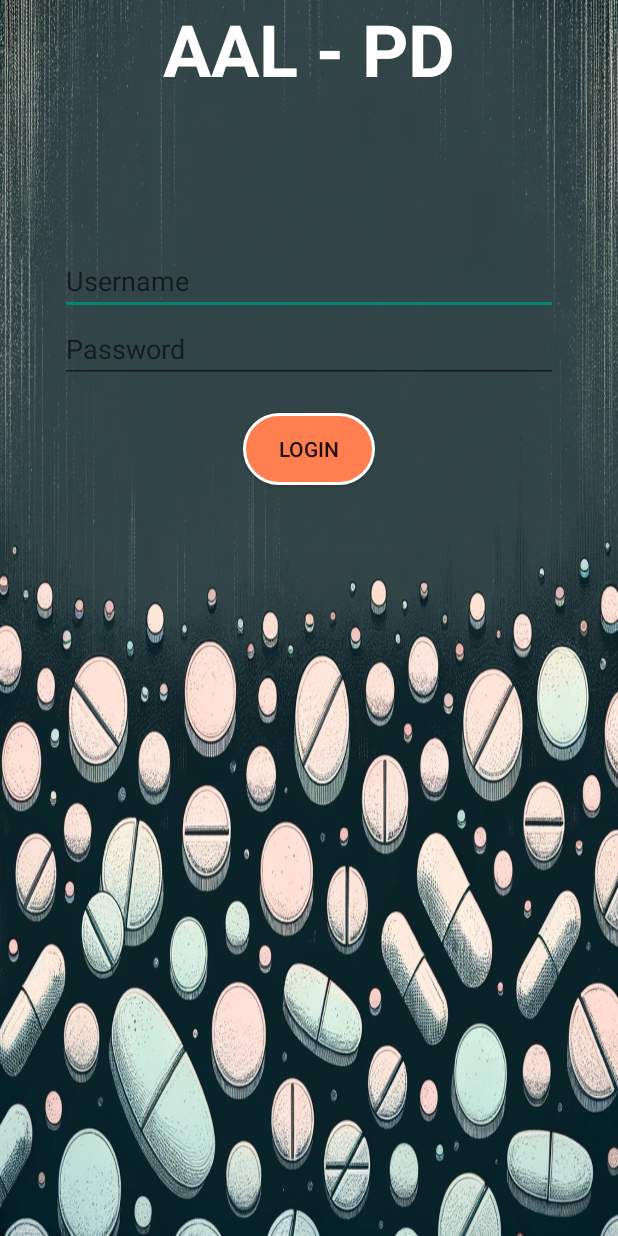
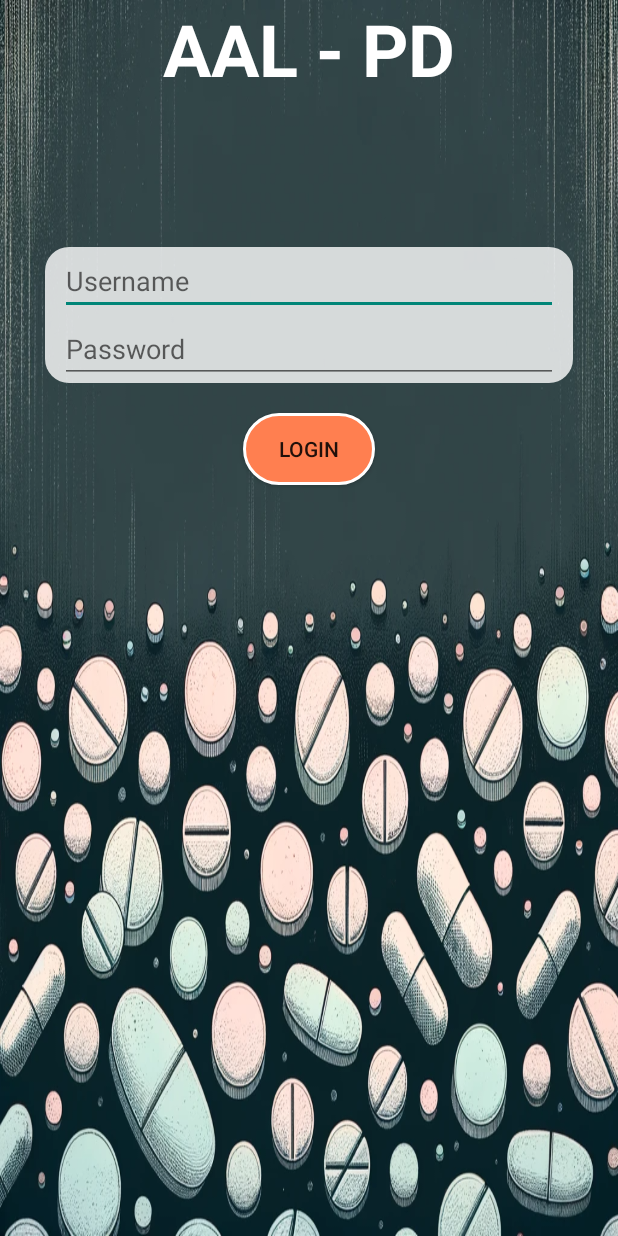
Before and after one commit to code2impress/AALAppDevPillDespenser, an Android app: the LoginDOC screen opened directly, with no data from a screen before it, on a phone screen of 412 x 824 dp. Run offline under Robolectric (Android 15) with nearby library versions, the phone set to English and light mode, and no system bars.

Commit message:
V1.0.1
Fixed minor view isse of username password field

```diff
--- /dev/null
+++ b/app/src/main/res/drawable/rounded_background.xml
@@ -0,0 +1,5 @@
+<?xml version="1.0" encoding="utf-8"?>
+<shape xmlns:android="http://schemas.android.com/apk/res/android">
+    <solid android:color="#CCFFFFFF"/> <!-- White color with 80% opacity -->
+    <corners android:radius="16dp"/> <!-- Adjust the radius as needed -->
+</shape>
--- a/app/src/main/res/layout/activity_login_doc.xml
+++ b/app/src/main/res/layout/activity_login_doc.xml
@@ -21,7 +21,18 @@
     app:layout_constraintStart_toStartOf="parent"
     app:layout_constraintEnd_toEndOf="parent" />
 
-        <!-- Username EditText -->
+    <View
+        android:id="@+id/roundedBackground"
+        android:layout_width="0dp"
+        android:layout_height="0dp"
+        android:background="@drawable/rounded_background"
+        app:layout_constraintStart_toStartOf="@+id/usernameEditText"
+        app:layout_constraintEnd_toEndOf="@+id/usernameEditText"
+        app:layout_constraintTop_toTopOf="@+id/usernameEditText"
+        app:layout_constraintBottom_toBottomOf="@+id/passwordEditText"
+        android:layout_marginStart="-10dp"
+        android:layout_marginEnd="-10dp" />
+
 
     <!-- Password EditText -->
     <EditText
```
Also changed, not shown: app/src/main/res/layout/activity_login_pat.xml (+16 -0 lines).
